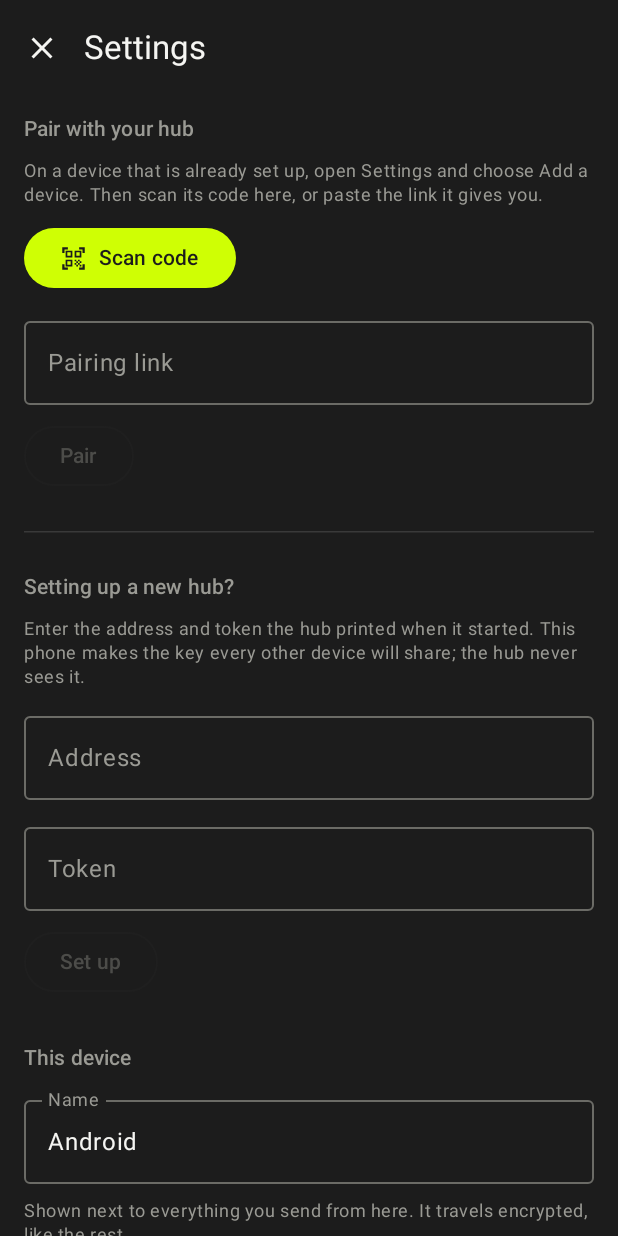
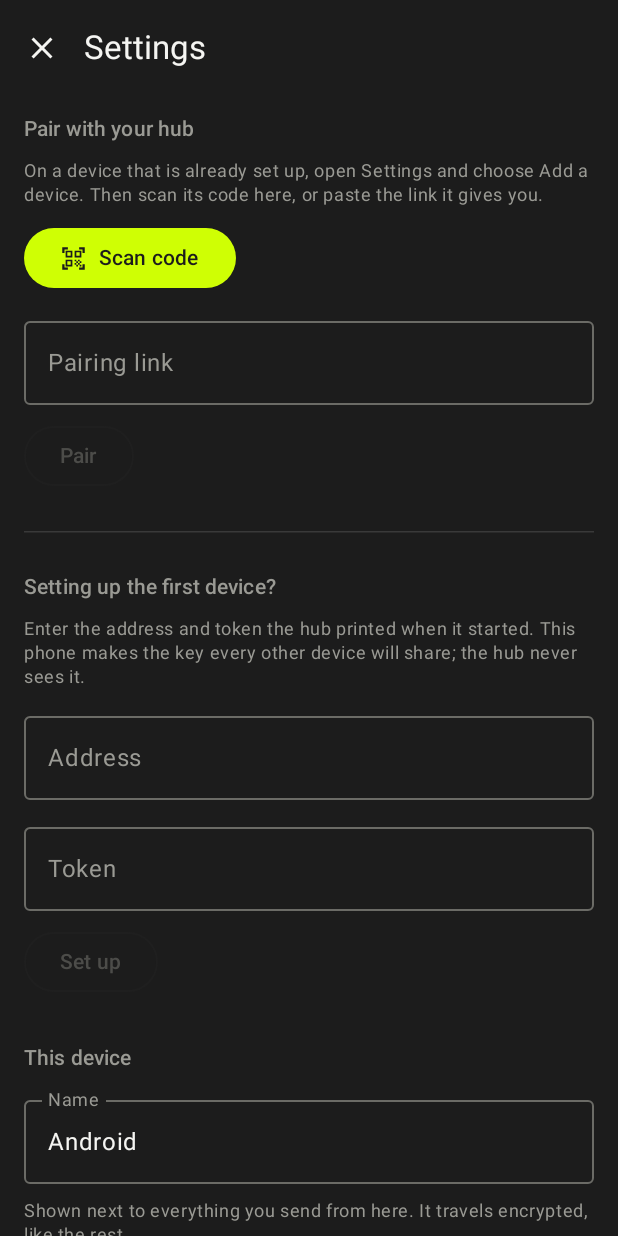
Before and after one commit to horsehound/fetch, an Android app built with Jetpack Compose: the screen it shows after launch (MainActivity), on a phone screen of 412 x 824 dp. Run offline under Robolectric (Android 15) with nearby library versions, the phone set to English and light mode, and no system bars; libraries missing offline, so code that uses them is left out: com.google.mlkit.vision; pictures from the network do not load.

Commit message:
README: pairing and end-to-end encryption; Android wording
Co-Authored-By: Claude Opus 5.5 <noreply@anthropic.com>
Claude-Session: https://claude.ai/code/session_01Jtp2iaYxNJAbt4eaDe2Gaf

```diff
--- a/android/app/src/main/java/com/horsehound/fetch/ui/SettingsScreen.kt
+++ b/android/app/src/main/java/com/horsehound/fetch/ui/SettingsScreen.kt
@@ -188,7 +188,7 @@ private fun ColumnScope.Unpaired(model: FeedModel, onClose: () -> Unit) {
     Spacer(Modifier.height(6.dp))
     HorizontalDivider()
     Spacer(Modifier.height(6.dp))
-    Heading("Setting up a new hub?")
+    Heading("Setting up the first device?")
     Note(
         "Enter the address and token the hub printed when it started. This phone makes the key " +
             "every other device will share; the hub never sees it.",
```
Also changed, not shown: 1 other file.
